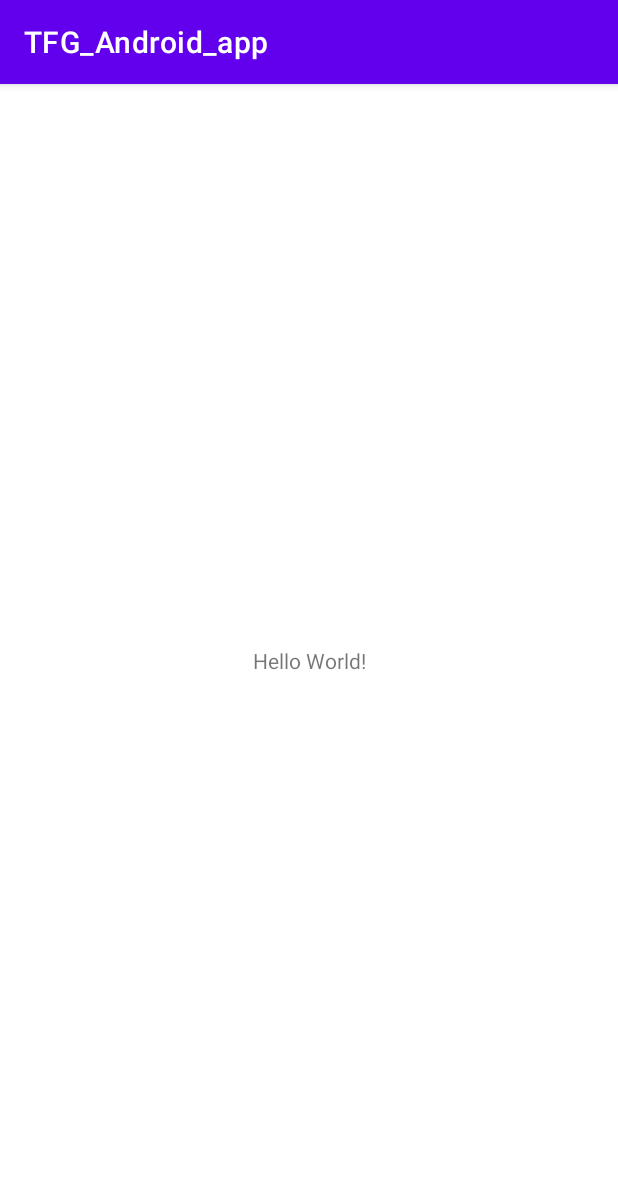
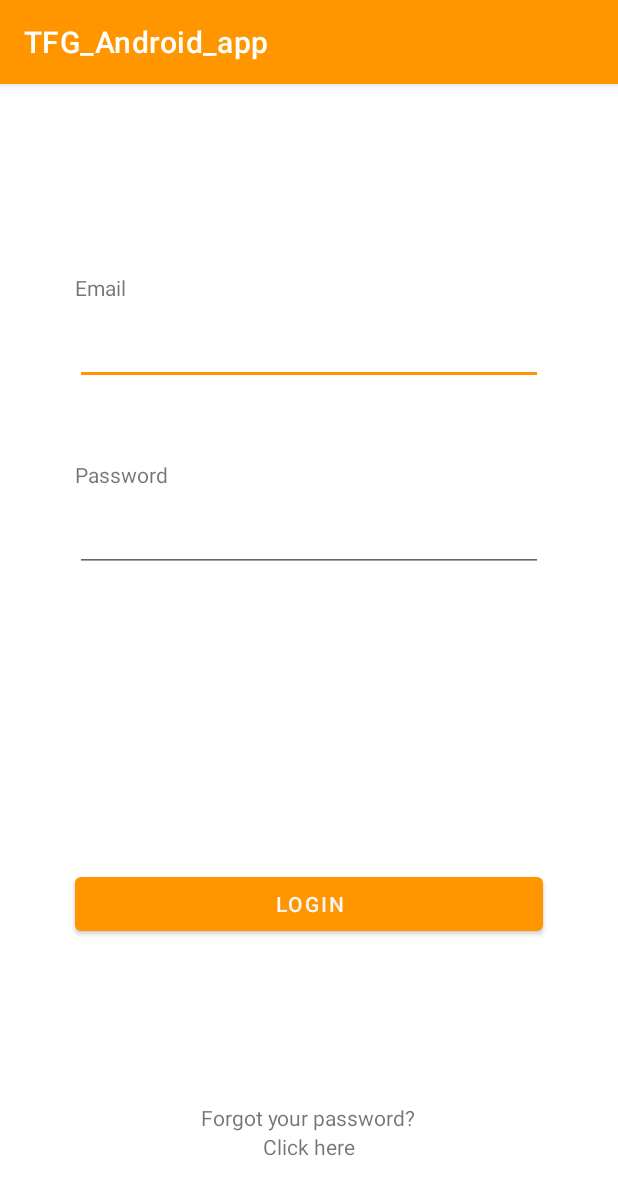
Before and after one commit to netJdev/TFG_Android_app, an Android app: the screen it shows after launch (MainActivity), on a phone screen of 412 x 824 dp. Shown: the top 1195 px of the screen. Run offline under Robolectric (Android 15) with nearby library versions, the phone set to English and light mode, and no system bars; our stand-ins replace Firebase (no records; nobody signed in at launch, a user with empty details on screens opened directly).

Commit message:
Creacion pantalla y funciones de login

```diff
--- a/app/src/main/AndroidManifest.xml
+++ b/app/src/main/AndroidManifest.xml
@@ -10,7 +10,10 @@
         android:supportsRtl="true"
         android:theme="@style/Theme.TFG_Android_app">
         <activity
-            android:name=".MainActivity"
+            android:name=".vistas.RecuperarPassword"
+            android:exported="false" />
+        <activity
+            android:name=".vistas.MainActivity"
             android:exported="true"
             android:theme="@style/SplashTheme">
             <intent-filter>
@@ -19,6 +22,7 @@
                 <category android:name="android.intent.category.LAUNCHER" />
             </intent-filter>
         </activity>
+        <activity android:name=".vistas.MenuPrincipal"/>
     </application>
 
 </manifest>
--- a/app/src/main/java/com/netjdev/tfg_android_app/MainActivity.kt
+++ /dev/null
@@ -1,14 +0,0 @@
-package com.netjdev.tfg_android_app
-
-import androidx.appcompat.app.AppCompatActivity
-import android.os.Bundle
-
-class MainActivity : AppCompatActivity() {
-    override fun onCreate(savedInstanceState: Bundle?) {
-        // Fijar tema principal tras la carga del splash sceen
-        Thread.sleep(2000)
-        setTheme(R.style.Theme_TFG_Android_app)
-        super.onCreate(savedInstanceState)
-        setContentView(R.layout.activity_main)
-    }
-}
--- /dev/null
+++ b/app/src/main/java/com/netjdev/tfg_android_app/vistas/MainActivity.kt
@@ -0,0 +1,90 @@
+package com.netjdev.tfg_android_app.vistas
+
+import android.content.Intent
+import androidx.appcompat.app.AppCompatActivity
+import android.os.Bundle
+import android.widget.Toast
+import com.google.firebase.auth.FirebaseAuth
+import com.google.firebase.auth.ktx.auth
+import com.google.firebase.ktx.Firebase
+import com.netjdev.tfg_android_app.R
+import com.netjdev.tfg_android_app.databinding.ActivityMainBinding
+
+class MainActivity : AppCompatActivity() {
+
+    // Variable para la vinculacion de vistas
+    private lateinit var binding: ActivityMainBinding
+
+    // Variable para acceder a la autenticacion de Firebase
+    //val auth = Firebase.auth
+    private lateinit var auth: FirebaseAuth
+
+    override fun onCreate(savedInstanceState: Bundle?) {
+        // Fijar tema principal tras la carga del splash sceen
+        // Thread.sleep(2000) //BORRAR
+        setTheme(R.style.Theme_TFG_Android_app)
+
+        super.onCreate(savedInstanceState)
+        //setContentView(R.layout.activity_main)
+        binding = ActivityMainBinding.inflate(layoutInflater)
+        setContentView(binding.root)
+
+        // Inicializar Firebase Auth
+        auth = Firebase.auth
+
+        // Añadir funcionalidad a los botones
+        binding.btnLogin.setOnClickListener {
+            signIn()
+        }
+
+        binding.btnResetPassword.setOnClickListener {
+            resetPassword()
+        }
+
+        checkUser()
+    }
+
+    private fun checkUser() {
+        // Recuperar usuario registrado
+        val usuarioActual = auth.currentUser
+
+        // Si el usuario está logado accedemos a la pantalla del menu principal
+        if (usuarioActual != null) {
+            val intent = Intent(this, MenuPrincipal::class.java)
+            // Pasar email del usuario registrado
+            intent.putExtra("email", usuarioActual.email)
+            // Iniciar actividad
+            startActivity(intent)
+
+            // Terminar actividad actual (actividad de login)
+            finish()
+        }
+    }
+
+    private fun signIn() {
+        // Recoger email y contraseña de los text box
+        val email = binding.txtEmail.text.toString()
+        val password = binding.txtPassword.text.toString()
+
+        auth.signInWithEmailAndPassword(email, password).addOnCompleteListener { task ->
+            if (task.isSuccessful) {
+                checkUser()
+            } else {
+                // Si falla el registro se muestra un mensaje por pantalla
+                task.exception?.let {
+                    //Toast.makeText(baseContext, it.message, Toast.LENGTH_SHORT).show()
+                    Toast.makeText(baseContext, R.string.login_failed, Toast.LENGTH_SHORT).show()
+                }
+            }
+
+        }
+
+    }
+
+    private fun resetPassword() {
+        // Abre la activity para resetear contraseña
+        val intent = Intent(this, RecuperarPassword::class.java)
+        startActivity(intent)
+        finish()
+    }
+}
--- a/app/src/main/res/layout/activity_main.xml
+++ b/app/src/main/res/layout/activity_main.xml
@@ -4,15 +4,90 @@
     xmlns:tools="http://schemas.android.com/tools"
     android:layout_width="match_parent"
     android:layout_height="match_parent"
-    tools:context=".MainActivity">
+    tools:context=".vistas.MainActivity">
+
+    <androidx.appcompat.widget.Toolbar
+        android:id="@+id/toolbar"
+        android:layout_width="match_parent"
+        android:layout_height="wrap_content"
+        app:layout_constraintTop_toTopOf="parent">
+    </androidx.appcompat.widget.Toolbar>
+
+    <EditText
+        android:id="@+id/txtEmail"
+        android:layout_width="0dp"
+        android:layout_height="wrap_content"
+        android:layout_marginStart="50dp"
+        android:layout_marginTop="10dp"
+        android:layout_marginEnd="50dp"
+        android:ems="10"
+        android:inputType="textEmailAddress"
+        app:layout_constraintEnd_toEndOf="parent"
+        app:layout_constraintHorizontal_bias="0.497"
+        app:layout_constraintStart_toStartOf="parent"
+        app:layout_constraintTop_toBottomOf="@+id/textView2" />
+
+    <EditText
+        android:id="@+id/txtPassword"
+        android:layout_width="0dp"
+        android:layout_height="wrap_content"
+        android:layout_marginStart="50dp"
+        android:layout_marginTop="10dp"
+        android:layout_marginEnd="50dp"
+        android:ems="10"
+        android:inputType="textPassword"
+        app:layout_constraintEnd_toEndOf="parent"
+        app:layout_constraintStart_toStartOf="parent"
+        app:layout_constraintTop_toBottomOf="@+id/textView3" />
 
     <TextView
+        android:id="@+id/textView2"
         android:layout_width="wrap_content"
         android:layout_height="wrap_content"
-        android:text="Hello World!"
+        android:layout_marginTop="70dp"
+        android:text="@string/email"
+        app:layout_constraintStart_toStartOf="@+id/txtEmail"
+        app:layout_constraintTop_toBottomOf="@+id/toolbar" />
+
+    <TextView
+        android:id="@+id/textView3"
+        android:layout_width="wrap_content"
+        android:layout_height="wrap_content"
+        android:layout_marginTop="50dp"
+        android:text="@string/password"
+        app:layout_constraintStart_toStartOf="@+id/txtPassword"
+        app:layout_constraintTop_toBottomOf="@+id/txtEmail" />
+
+    <Button
+        android:id="@+id/btnLogin"
+        android:layout_width="0dp"
+        android:layout_height="wrap_content"
+        android:layout_marginStart="50dp"
+        android:layout_marginEnd="50dp"
+        android:text="@string/login"
         app:layout_constraintBottom_toBottomOf="parent"
-        app:layout_constraintLeft_toLeftOf="parent"
-        app:layout_constraintRight_toRightOf="parent"
-        app:layout_constraintTop_toTopOf="parent" />
+        app:layout_constraintEnd_toEndOf="parent"
+        app:layout_constraintStart_toStartOf="parent"
+        app:layout_constraintTop_toBottomOf="@+id/txtPassword" />
+
+    <TextView
+        android:id="@+id/textView5"
+        android:layout_width="wrap_content"
+        android:layout_height="wrap_content"
+        android:text="@string/forgot_password"
+        app:layout_constraintBottom_toTopOf="@+id/btnResetPassword"
+        app:layout_constraintEnd_toEndOf="parent"
+        app:layout_constraintHorizontal_bias="0.498"
+        app:layout_constraintStart_toStartOf="parent" />
+
+    <TextView
+        android:id="@+id/btnResetPassword"
+        android:layout_width="wrap_content"
+        android:layout_height="wrap_content"
+        android:layout_marginBottom="50dp"
+        android:text="@string/click_here"
+        app:layout_constraintBottom_toBottomOf="parent"
+        app:layout_constraintEnd_toEndOf="parent"
+        app:layout_constraintStart_toStartOf="parent" />
 
 </androidx.constraintlayout.widget.ConstraintLayout>
--- a/app/src/main/res/values/colors.xml
+++ b/app/src/main/res/values/colors.xml
@@ -7,4 +7,11 @@
     <color name="teal_700">#FF018786</color>
     <color name="black">#FF000000</color>
     <color name="white">#FFFFFFFF</color>
+
+    <!-- Colores -->
+    <color name="naranja">#FFFF9600</color>
+    <color name="naranja_claro">#FFFFC747</color>
+    <color name="naranja_oscuro">#FFC66700</color>
+
+    <color name="texto">#FFF5F5F5</color>
 </resources>
--- a/app/src/main/res/values/strings.xml
+++ b/app/src/main/res/values/strings.xml
@@ -1,3 +1,16 @@
 <resources>
     <string name="app_name">TFG_Android_app</string>
+    <string name="pantalla_login">Login</string>
+    <string name="email">Email</string>
+    <string name="password">Password</string>
+    <string name="login">Login</string>
+    <string name="forgot_password">Forgot your password?</string>
+    <string name="click_here">Click here</string>
+    <string name="login_failed">Login failed</string>
+    <string name="reset_email">Email to reset password</string>
+    <string name="send">Send</string>
+    <string name="wrong_email">Wrong email</string>
+    <string name="email_sent">Email sent</string>
+    <string name="email_not_sent">The email could not be sent</string>
+    <string name="logout">Logout</string>
 </resources>
--- a/app/src/main/res/values/themes.xml
+++ b/app/src/main/res/values/themes.xml
@@ -2,13 +2,13 @@
     <!-- Base application theme. -->
     <style name="Theme.TFG_Android_app" parent="Theme.MaterialComponents.DayNight.DarkActionBar">
         <!-- Primary brand color. -->
-        <item name="colorPrimary">@color/purple_500</item>
-        <item name="colorPrimaryVariant">@color/purple_700</item>
-        <item name="colorOnPrimary">@color/white</item>
+        <item name="colorPrimary">@color/naranja</item>
+        <item name="colorPrimaryVariant">@color/naranja_oscuro</item>
+        <item name="colorOnPrimary">@color/texto</item>
         <!-- Secondary brand color. -->
-        <item name="colorSecondary">@color/teal_200</item>
-        <item name="colorSecondaryVariant">@color/teal_700</item>
-        <item name="colorOnSecondary">@color/black</item>
+        <item name="colorSecondary">@color/naranja</item>
+        <item name="colorSecondaryVariant">@color/naranja_oscuro</item>
+        <item name="colorOnSecondary">@color/texto</item>
         <!-- Status bar color. -->
         <item name="android:statusBarColor" tools:targetApi="l">?attr/colorPrimaryVariant</item>
         <!-- Customize your theme here. -->
```
Also changed, not shown: app/build.gradle (+10 -0 lines), app/src/main/java/com/netjdev/tfg_android_app/vistas/MenuPrincipal.kt (added, +50 -0 lines), app/src/main/java/com/netjdev/tfg_android_app/vistas/RecuperarPassword.kt (added, +68 -0 lines), app/src/main/res/layout/activity_menu_principal.xml (added, +29 -0 lines), app/src/main/res/layout/activity_recuperar_password.xml (added, +43 -0 lines), build.gradle (+9 -0 lines), 2 other files.
